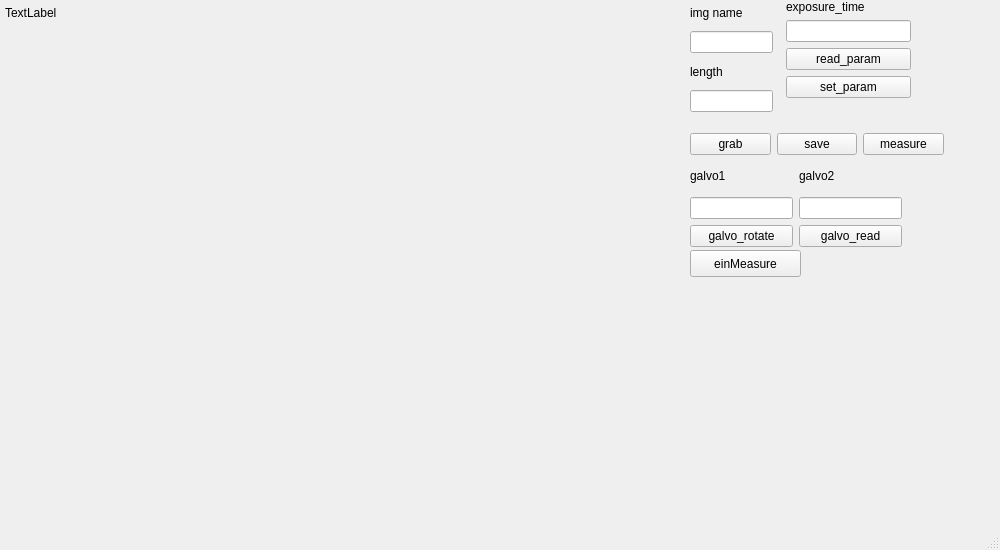
Qt form ui_control/mainwindow.ui (klugcyk/remedios) before a commit.
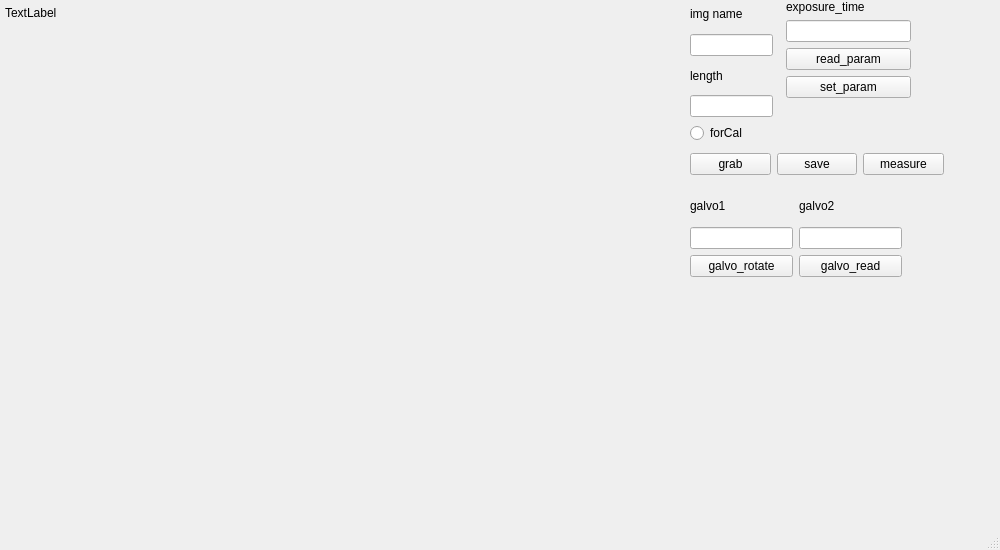
The same form after that commit.

Commit message: length measure

What changed in the file:
```diff
--- a/ui_control/mainwindow.ui
+++ b/ui_control/mainwindow.ui
@@ -69,7 +69,7 @@
       <x>690</x>
       <y>0</y>
       <width>83</width>
-      <height>112</height>
+      <height>143</height>
      </rect>
     </property>
     <layout class="QVBoxLayout" name="verticalLayout">
@@ -93,13 +93,20 @@
      <item>
       <widget class="QLineEdit" name="distance"/>
      </item>
+     <item>
+      <widget class="QRadioButton" name="forCal">
+       <property name="text">
+        <string>forCal</string>
+       </property>
+      </widget>
+     </item>
     </layout>
    </widget>
    <widget class="QWidget" name="layoutWidget">
     <property name="geometry">
      <rect>
       <x>690</x>
-      <y>160</y>
+      <y>190</y>
       <width>212</width>
       <height>87</height>
      </rect>
@@ -145,7 +152,7 @@
     <property name="geometry">
      <rect>
       <x>690</x>
-      <y>130</y>
+      <y>150</y>
       <width>254</width>
       <height>29</height>
      </rect>
@@ -174,19 +181,6 @@
      </item>
     </layout>
    </widget>
-   <widget class="QPushButton" name="einMeasure">
-    <property name="geometry">
-     <rect>
-      <x>690</x>
-      <y>250</y>
-      <width>111</width>
-      <height>27</height>
-     </rect>
-    </property>
-    <property name="text">
-     <string>einMeasure</string>
-    </property>
-   </widget>
   </widget>
   <widget class="QMenuBar" name="menubar">
    <property name="geometry">
```
The commit also changes 14 other files.
